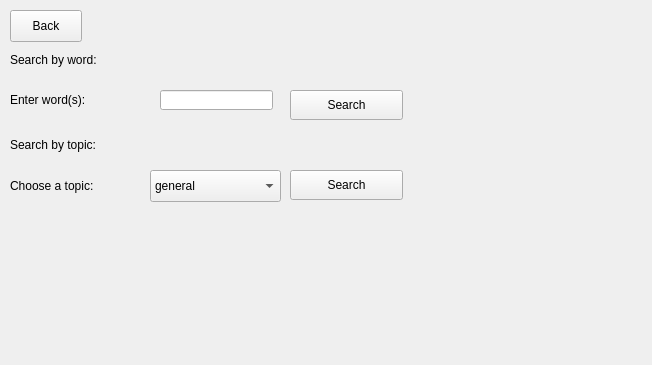
First picture: the form in newswindow.ui, repository steven938/Raspi-Widget, before the edit.
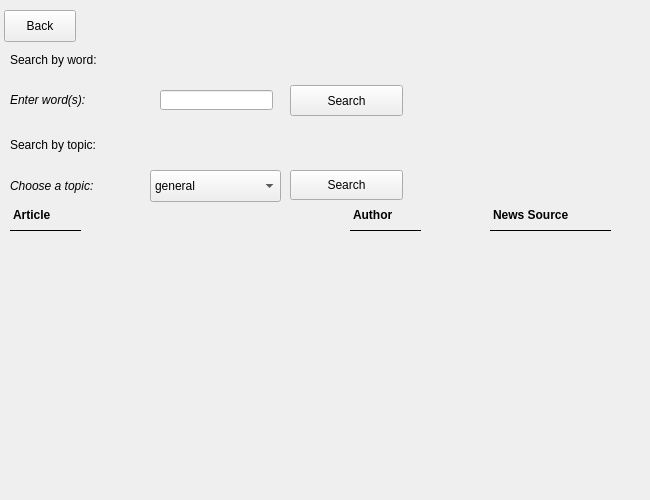
Second picture: the form after the edit.

Commit message: Displayed more information about the articles and refresh news UI

What changed in the file:
```diff
--- a/newswindow.ui
+++ b/newswindow.ui
@@ -6,17 +6,29 @@
    <rect>
     <x>0</x>
     <y>0</y>
-    <width>652</width>
-    <height>365</height>
+    <width>650</width>
+    <height>500</height>
    </rect>
   </property>
+  <property name="minimumSize">
+   <size>
+    <width>650</width>
+    <height>500</height>
+   </size>
+  </property>
+  <property name="maximumSize">
+   <size>
+    <width>650</width>
+    <height>500</height>
+   </size>
+  </property>
   <property name="windowTitle">
    <string>Form</string>
   </property>
   <widget class="QPushButton" name="BackButton">
    <property name="geometry">
     <rect>
-     <x>10</x>
+     <x>4</x>
      <y>10</y>
      <width>72</width>
      <height>32</height>
@@ -30,9 +42,9 @@
    <property name="geometry">
     <rect>
      <x>290</x>
-     <y>90</y>
+     <y>85</y>
      <width>113</width>
-     <height>30</height>
+     <height>31</height>
     </rect>
    </property>
    <property name="text">
@@ -58,6 +70,12 @@
      <height>20</height>
     </rect>
    </property>
+   <property name="whatsThis">
+    <string>&lt;html&gt;&lt;head/&gt;&lt;body&gt;&lt;p&gt;&lt;span style=&quot; font-style:italic;&quot;&gt;Enter word(s):&lt;/span&gt;&lt;/p&gt;&lt;/body&gt;&lt;/html&gt;</string>
+   </property>
+   <property name="styleSheet">
+    <string notr="true">font: 15pt &quot;.SF NS Text&quot;;font-style:italic;</string>
+   </property>
    <property name="text">
     <string>Enter word(s):</string>
    </property>
@@ -71,6 +89,9 @@
      <height>31</height>
     </rect>
    </property>
+   <property name="styleSheet">
+    <string notr="true">font: 15pt &quot;.SF NS Text&quot;;font-style:italic;</string>
+   </property>
    <property name="text">
     <string>Choose a topic:</string>
    </property>
@@ -165,6 +186,54 @@
     <string>Search by topic:</string>
    </property>
   </widget>
+  <widget class="QLabel" name="resultsTitle_3">
+   <property name="geometry">
+    <rect>
+     <x>10</x>
+     <y>200</y>
+     <width>71</width>
+     <height>31</height>
+    </rect>
+   </property>
+   <property name="styleSheet">
+    <string notr="true">font: 18pt &quot;.SF NS Text&quot;;border-bottom-width: 1px; border-bottom-style: solid; border-radius: 0px;font-weight: bold;</string>
+   </property>
+   <property name="text">
+    <string>Article</string>
+   </property>
+  </widget>
+  <widget class="QLabel" name="resultsTitle_2">
+   <property name="geometry">
+    <rect>
+     <x>350</x>
+     <y>200</y>
+     <width>71</width>
+     <height>31</height>
+    </rect>
+   </property>
+   <property name="styleSheet">
+    <string notr="true">font: 18pt &quot;.SF NS Text&quot;;border-bottom-width: 1px; border-bottom-style: solid; border-radius: 0px;font-weight: bold;</string>
+   </property>
+   <property name="text">
+    <string>Author</string>
+   </property>
+  </widget>
+  <widget class="QLabel" name="resultsTitle">
+   <property name="geometry">
+    <rect>
+     <x>490</x>
+     <y>200</y>
+     <width>121</width>
+     <height>31</height>
+    </rect>
+   </property>
+   <property name="styleSheet">
+    <string notr="true">font: 18pt &quot;.SF NS Text&quot;;border-bottom-width: 1px; border-bottom-style: solid; border-radius: 0px;font-weight: bold;</string>
+   </property>
+   <property name="text">
+    <string>News Source</string>
+   </property>
+  </widget>
  </widget>
  <resources/>
  <connections/>
```
The commit also changes 1 other file.
